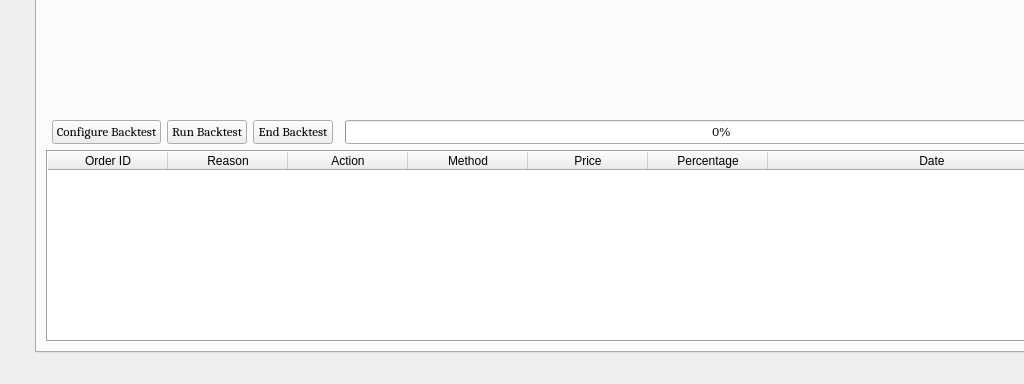
This is UI/algobot.ui in ZENALC/algobot as Qt 5 draws it before an edit; both pictures show x 0 to 1024 and y 703 to 1087 of the 1118 by 1087 pixel window. The edited form follows.
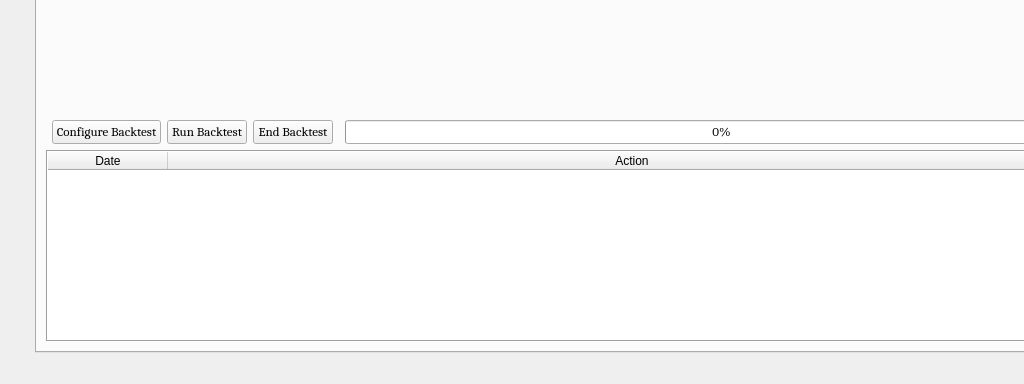
This is the edited form. The open tabs and pages were chosen to show the change. Icons and pictures are not drawn. Custom widgets are drawn as their Qt base class.

```diff
--- a/UI/algobot.ui
+++ b/UI/algobot.ui
@@ -708,41 +708,16 @@
           <attribute name="verticalHeaderStretchLastSection">
            <bool>false</bool>
           </attribute>
-          <column>
-           <property name="text">
-            <string>Order ID</string>
-           </property>
-          </column>
-          <column>
-           <property name="text">
-            <string>Reason</string>
-           </property>
-          </column>
-          <column>
-           <property name="text">
-            <string>Action</string>
-           </property>
-          </column>
-          <column>
-           <property name="text">
-            <string>Method</string>
-           </property>
-          </column>
-          <column>
-           <property name="text">
-            <string>Price</string>
-           </property>
-          </column>
-          <column>
-           <property name="text">
-            <string>Percentage</string>
-           </property>
-          </column>
           <column>
            <property name="text">
             <string>Date</string>
            </property>
           </column>
+          <column>
+           <property name="text">
+            <string>Action</string>
+           </property>
+          </column>
          </widget>
         </item>
         <item row="1" column="5">
```
Left out of the diff: 228 changed lines with no effect on the pictures.
